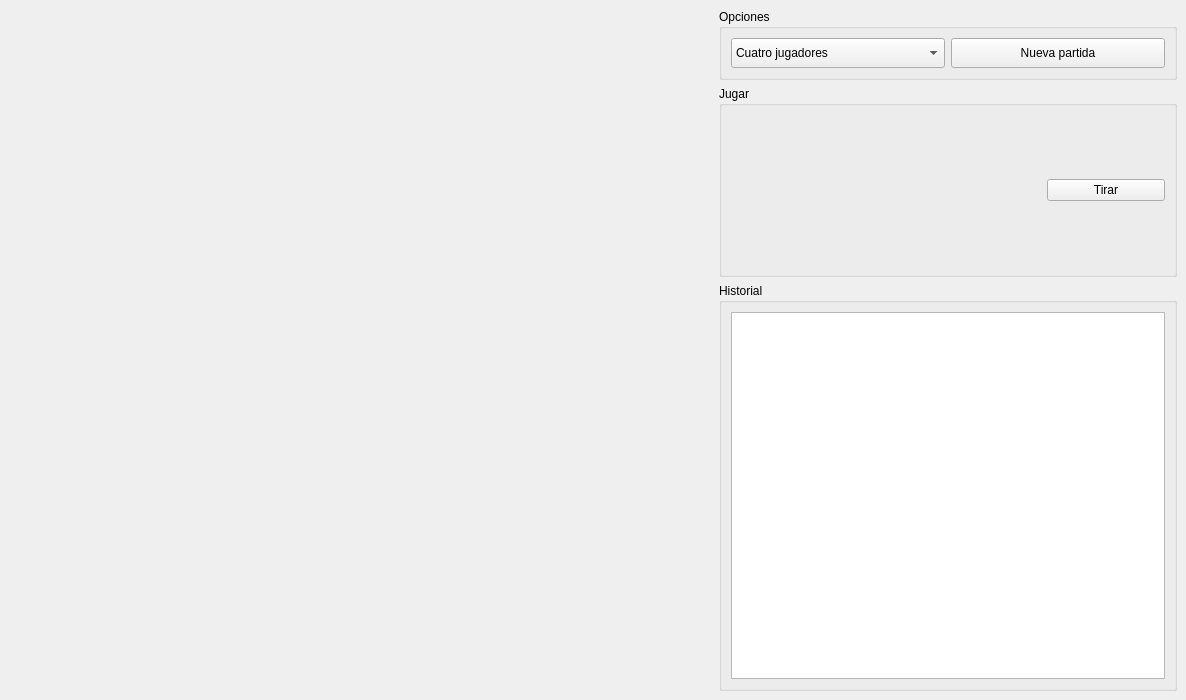
Qt form parchis.ui (Lerduzz/Lerchis) before a commit.
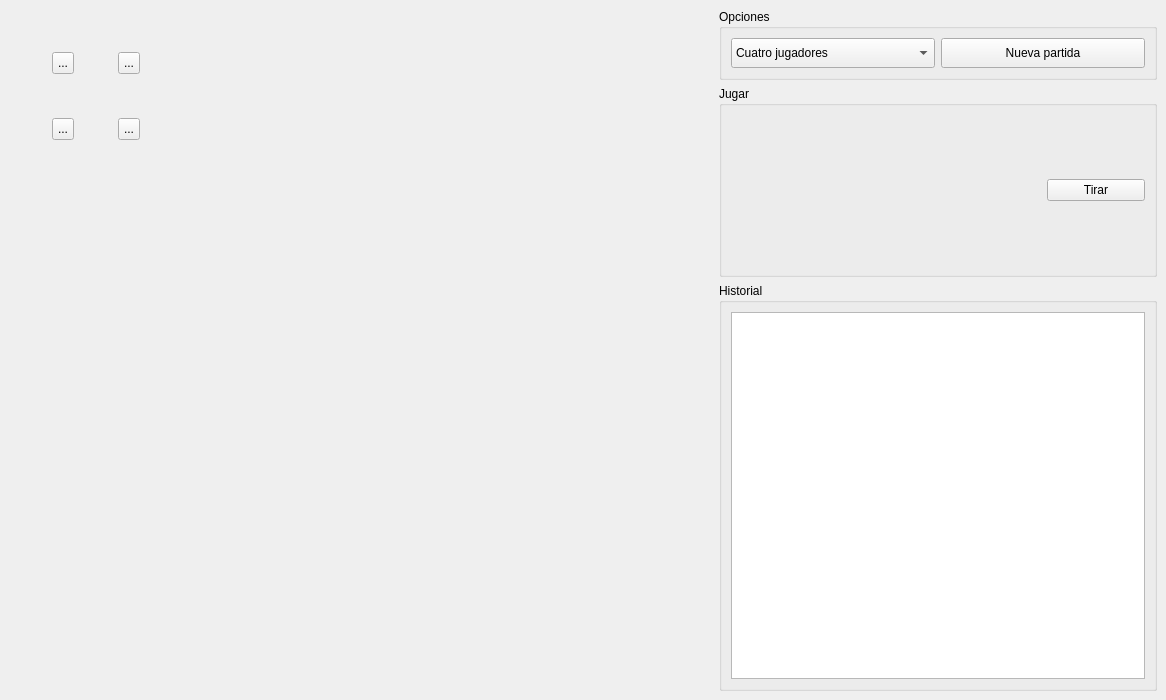
The same form after that commit. Icons and pictures are not drawn.

Commit message: Agregadas las fichas rojas y una funicion cutre de reorganizacion.

What changed in the file:
```diff
--- a/parchis.ui
+++ b/parchis.ui
@@ -6,7 +6,7 @@
    <rect>
     <x>0</x>
     <y>0</y>
-    <width>1186</width>
+    <width>1166</width>
     <height>700</height>
    </rect>
   </property>
@@ -41,6 +41,94 @@
       <property name="styleSheet">
        <string notr="true">border-image: url(:/tablero/tablero.png) 0 0 0 0 stretch stretch;</string>
       </property>
+      <widget class="QToolButton" name="ficha00">
+       <property name="geometry">
+        <rect>
+         <x>52</x>
+         <y>52</y>
+         <width>22</width>
+         <height>22</height>
+        </rect>
+       </property>
+       <property name="minimumSize">
+        <size>
+         <width>22</width>
+         <height>22</height>
+        </size>
+       </property>
+       <property name="styleSheet">
+        <string notr="true">border-image: url(:/fichas/ficha0.png) 0 0 0 0 stretch stretch;</string>
+       </property>
+       <property name="text">
+        <string>...</string>
+       </property>
+      </widget>
+      <widget class="QToolButton" name="ficha03">
+       <property name="geometry">
+        <rect>
+         <x>118</x>
+         <y>52</y>
+         <width>22</width>
+         <height>22</height>
+        </rect>
+       </property>
+       <property name="minimumSize">
+        <size>
+         <width>22</width>
+         <height>22</height>
+        </size>
+       </property>
+       <property name="styleSheet">
+        <string notr="true">border-image: url(:/fichas/ficha0.png) 0 0 0 0 stretch stretch;</string>
+       </property>
+       <property name="text">
+        <string>...</string>
+       </property>
+      </widget>
+      <widget class="QToolButton" name="ficha01">
+       <property name="geometry">
+        <rect>
+         <x>52</x>
+         <y>118</y>
+         <width>22</width>
+         <height>22</height>
+        </rect>
+       </property>
+       <property name="minimumSize">
+        <size>
+         <width>22</width>
+         <height>22</height>
+        </size>
+       </property>
+       <property name="styleSheet">
+        <string notr="true">border-image: url(:/fichas/ficha0.png) 0 0 0 0 stretch stretch;</string>
+       </property>
+       <property name="text">
+        <string>...</string>
+       </property>
+      </widget>
+      <widget class="QToolButton" name="ficha02">
+       <property name="geometry">
+        <rect>
+         <x>118</x>
+         <y>118</y>
+         <width>22</width>
+         <height>22</height>
+        </rect>
+       </property>
+       <property name="minimumSize">
+        <size>
+         <width>22</width>
+         <height>22</height>
+        </size>
+       </property>
+       <property name="styleSheet">
+        <string notr="true">border-image: url(:/fichas/ficha0.png) 0 0 0 0 stretch stretch;</string>
+       </property>
+       <property name="text">
+        <string>...</string>
+       </property>
+      </widget>
      </widget>
     </item>
     <item>
```
Left out of the diff: 4 changed lines with no effect on the pictures. The commit also changes 2 other files.
